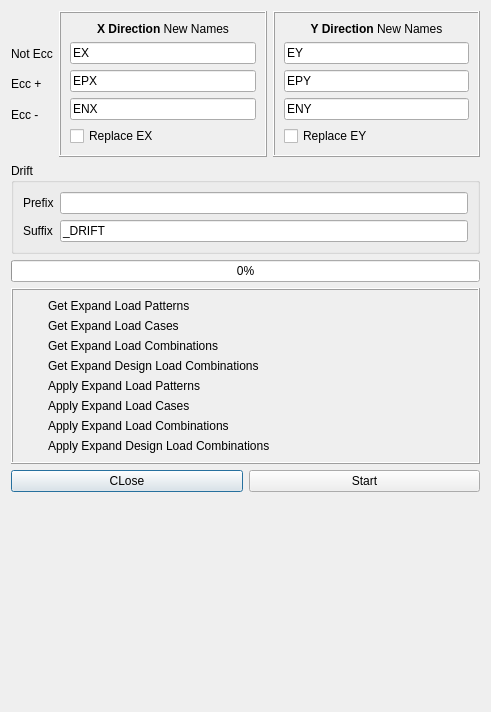
Qt form applications/cfactor/widgets/explode_seismic_load_patterns.ui (ebrahimraeyat/civilTools) before a commit.
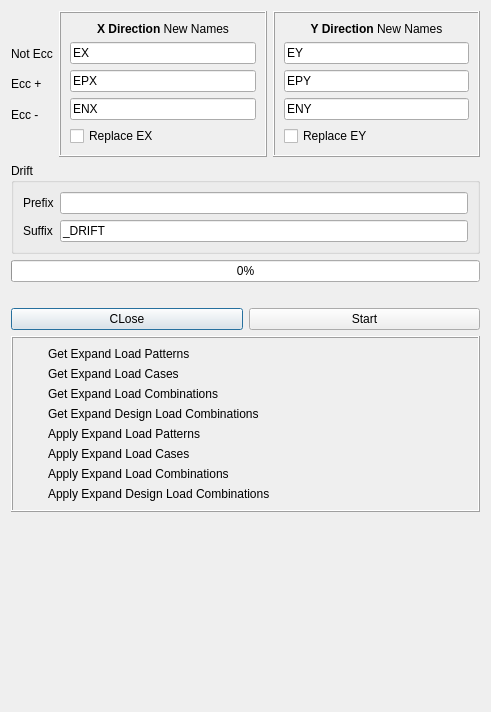
The same form after that commit. Icons and pictures are not drawn.

What changed in the file:
```diff
--- a/applications/cfactor/widgets/explode_seismic_load_patterns.ui
+++ b/applications/cfactor/widgets/explode_seismic_load_patterns.ui
@@ -205,6 +205,31 @@
      </property>
     </widget>
    </item>
+   <item>
+    <widget class="QLabel" name="result_label">
+     <property name="text">
+      <string/>
+     </property>
+    </widget>
+   </item>
+   <item>
+    <layout class="QHBoxLayout" name="horizontalLayout_3">
+     <item>
+      <widget class="QPushButton" name="close_button">
+       <property name="text">
+        <string>CLose</string>
+       </property>
+      </widget>
+     </item>
+     <item>
+      <widget class="QPushButton" name="start_button">
+       <property name="text">
+        <string>Start</string>
+       </property>
+      </widget>
+     </item>
+    </layout>
+   </item>
    <item>
     <widget class="QFrame" name="frame_3">
      <property name="frameShape">
@@ -465,31 +490,6 @@
      </layout>
     </widget>
    </item>
-   <item>
-    <layout class="QHBoxLayout" name="horizontalLayout_3">
-     <item>
-      <widget class="QPushButton" name="close_button">
-       <property name="text">
-        <string>CLose</string>
-       </property>
-      </widget>
-     </item>
-     <item>
-      <widget class="QPushButton" name="start_button">
-       <property name="text">
-        <string>Start</string>
-       </property>
-      </widget>
-     </item>
-    </layout>
-   </item>
-   <item>
-    <widget class="QLabel" name="result_label">
-     <property name="text">
-      <string/>
-     </property>
-    </widget>
-   </item>
    <item>
     <spacer name="verticalSpacer">
      <property name="orientation">
```
